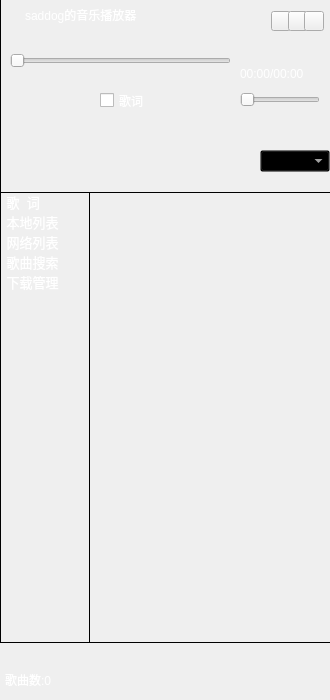
Old version of the form mainwindow.ui in the repository saddog007/song_player.
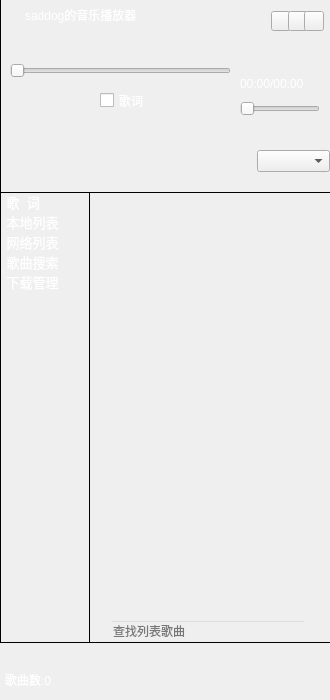
New version of the form. Icons and pictures are not drawn.

Commit message: it can play songs

```diff
--- a/mainwindow.ui
+++ b/mainwindow.ui
@@ -144,7 +144,7 @@
     <property name="geometry">
      <rect>
       <x>10</x>
-      <y>50</y>
+      <y>60</y>
       <width>221</width>
       <height>22</height>
      </rect>
@@ -157,7 +157,7 @@
     <property name="geometry">
      <rect>
       <x>240</x>
-      <y>65</y>
+      <y>75</y>
       <width>85</width>
       <height>18</height>
      </rect>
@@ -208,7 +208,7 @@
     <property name="geometry">
      <rect>
       <x>240</x>
-      <y>90</y>
+      <y>99</y>
       <width>80</width>
       <height>20</height>
      </rect>
@@ -221,7 +221,7 @@
     <property name="geometry">
      <rect>
       <x>217</x>
-      <y>89</y>
+      <y>99</y>
       <width>20</width>
       <height>20</height>
      </rect>
@@ -586,9 +586,9 @@
    <widget class="QComboBox" name="play_model">
     <property name="geometry">
      <rect>
-      <x>260</x>
+      <x>257</x>
       <y>150</y>
-      <width>70</width>
+      <width>73</width>
       <height>22</height>
      </rect>
     </property>
@@ -602,9 +602,11 @@
      </font>
     </property>
     <property name="styleSheet">
-     <string notr="true">color: rgb(255, 255, 255);
-font: 7pt &quot;Arial&quot;;
-background-color:transparent;</string>
+     <string notr="true">background-color: rgba(255, 255, 255, 0);
+border-color: rgba(255, 255, 255, 0);
+selection-background-color: rgba(255, 255, 255, 0);
+QToolTip{background-color:white;color:black;};
+</string>
     </property>
     <property name="iconSize">
      <size>
@@ -613,6 +615,85 @@
      </size>
     </property>
    </widget>
+   <widget class="QLabel" name="song_show">
+    <property name="geometry">
+     <rect>
+      <x>0</x>
+      <y>35</y>
+      <width>330</width>
+      <height>20</height>
+     </rect>
+    </property>
+    <property name="styleSheet">
+     <string notr="true">background-color: rgba(255, 255, 255, 0);
+font:10pt &quot;微软雅黑&quot;;
+color: rgb(255, 255, 255);</string>
+    </property>
+    <property name="text">
+     <string/>
+    </property>
+   </widget>
+   <widget class="QWidget" name="widget_search" native="true">
+    <property name="geometry">
+     <rect>
+      <x>90</x>
+      <y>620</y>
+      <width>240</width>
+      <height>23</height>
+     </rect>
+    </property>
+    <layout class="QHBoxLayout" name="horizontalLayout" stretch="1,10,1">
+     <property name="spacing">
+      <number>0</number>
+     </property>
+     <property name="leftMargin">
+      <number>0</number>
+     </property>
+     <property name="topMargin">
+      <number>0</number>
+     </property>
+     <property name="rightMargin">
+      <number>0</number>
+     </property>
+     <property name="bottomMargin">
+      <number>0</number>
+     </property>
+     <item>
+      <widget class="QLabel" name="label_5">
+       <property name="styleSheet">
+        <string notr="true">border-image: url(:/images/image/search_16.ico);</string>
+       </property>
+       <property name="text">
+        <string/>
+       </property>
+      </widget>
+     </item>
+     <item>
+      <widget class="QLineEdit" name="search_lineEdit">
+       <property name="styleSheet">
+        <string notr="true">background-color:transparent;</string>
+       </property>
+       <property name="placeholderText">
+        <string>查找列表歌曲</string>
+       </property>
+      </widget>
+     </item>
+     <item>
+      <widget class="QToolButton" name="search_close">
+       <property name="styleSheet">
+        <string notr="true">border-image: url(:/images/image/searchclose.ico);
+background-color:transparent;</string>
+       </property>
+       <property name="text">
+        <string/>
+       </property>
+       <property name="autoRaise">
+        <bool>true</bool>
+       </property>
+      </widget>
+     </item>
+    </layout>
+   </widget>
    <zorder>listWidget</zorder>
    <zorder>layoutWidget</zorder>
    <zorder>label</zorder>
```
Left out of the diff: 4 changed lines with no effect on the pictures. The commit also changes 7 other files.
